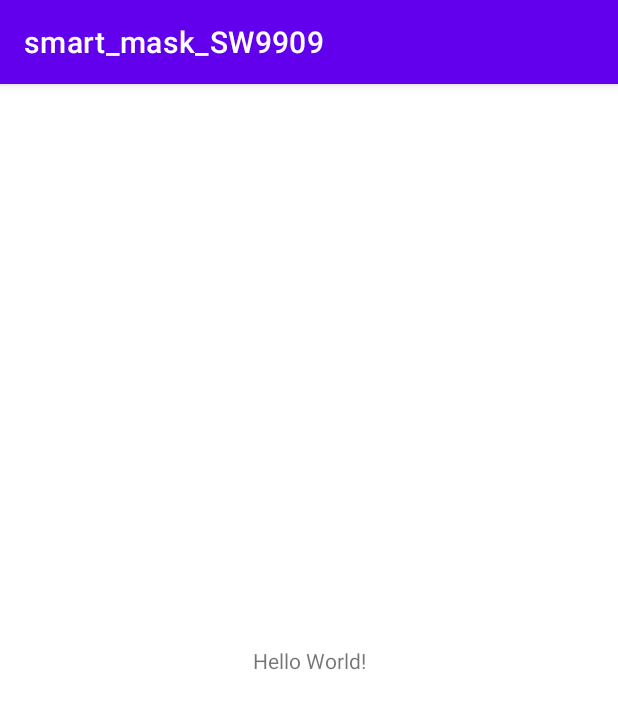
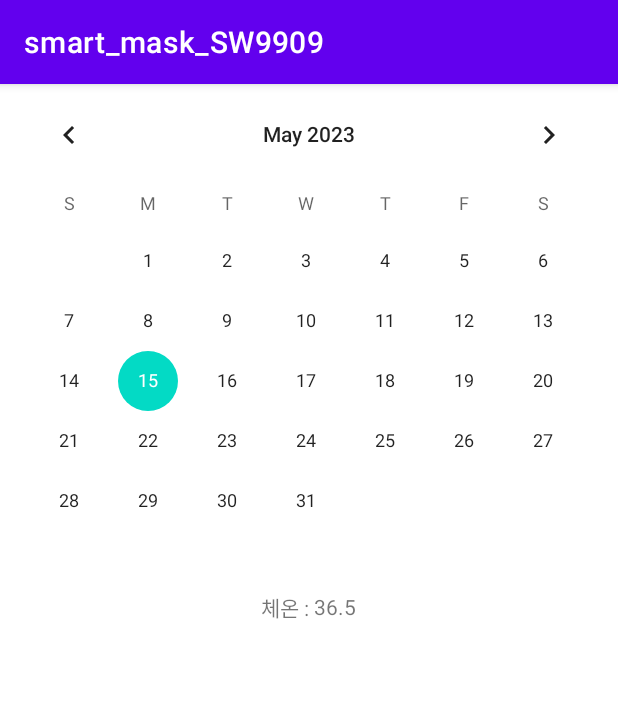
Before and after one commit to SW0929/Smart_Mask_Project, an Android app: the screen it shows after launch (MainActivity), on a phone screen of 412 x 824 dp. Shown: the top 709 px of the screen. Run offline under Robolectric (Android 15) with nearby library versions, the phone set to English and light mode, and no system bars.

Commit message:
05/15/23_01

```diff
--- a/app/build.gradle
+++ b/app/build.gradle
@@ -30,6 +30,9 @@ android {
     kotlinOptions {
         jvmTarget = '1.8'
     }
+    viewBinding{
+        enabled = true
+    }
 }
 
 dependencies {
--- a/app/src/main/res/layout/activity_main.xml
+++ b/app/src/main/res/layout/activity_main.xml
@@ -1,4 +1,5 @@
 <?xml version="1.0" encoding="utf-8"?>
+
 <androidx.constraintlayout.widget.ConstraintLayout xmlns:android="http://schemas.android.com/apk/res/android"
     xmlns:app="http://schemas.android.com/apk/res-auto"
     xmlns:tools="http://schemas.android.com/tools"
@@ -6,13 +7,37 @@
     android:layout_height="match_parent"
     tools:context=".MainActivity">
 
-    <TextView
-        android:layout_width="wrap_content"
+
+    <CalendarView
+
+        android:id="@+id/calendarViewId"
+        android:layout_width="match_parent"
         android:layout_height="wrap_content"
-        android:text="Hello World!"
-        app:layout_constraintBottom_toBottomOf="parent"
-        app:layout_constraintEnd_toEndOf="parent"
-        app:layout_constraintStart_toStartOf="parent"
-        app:layout_constraintTop_toTopOf="parent" />
+        app:layout_constraintBottom_toTopOf="@id/recordTemLayout"
+        app:layout_constraintLeft_toLeftOf="parent"
+        app:layout_constraintRight_toRightOf="parent" />
+
+    <!--체온, 데시벨, 수면 시간 등 데이터 출력-->
+    <LinearLayout
+        android:gravity="center"
+        android:id="@+id/recordTemLayout"
+        android:layout_width="match_parent"
+        android:layout_height="wrap_content"
+        android:orientation="horizontal"
+        app:layout_constraintLeft_toLeftOf="parent"
+        app:layout_constraintRight_toRightOf="parent"
+        app:layout_constraintTop_toBottomOf="@id/calendarViewId">
+
+        <TextView
+            android:text="체온 : "
+            android:layout_width="wrap_content"
+            android:layout_height="wrap_content"/>
+        <TextView
+            android:text="36.5"
+            android:layout_width="wrap_content"
+            android:layout_height="wrap_content"/>
+    </LinearLayout>
+
+
 
 </androidx.constraintlayout.widget.ConstraintLayout>
```
